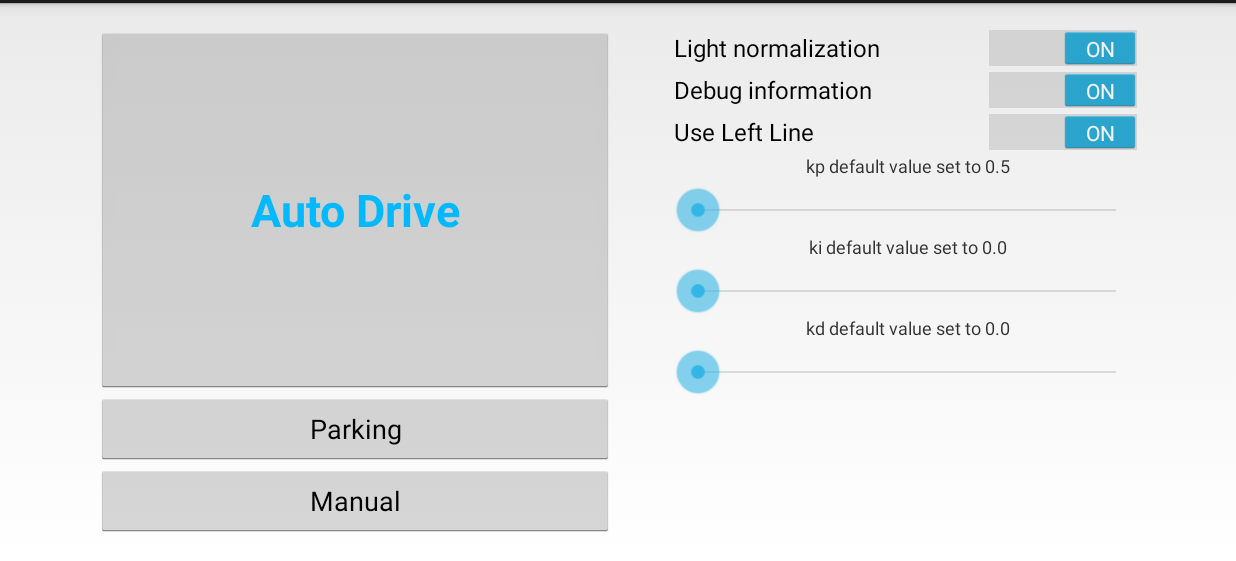
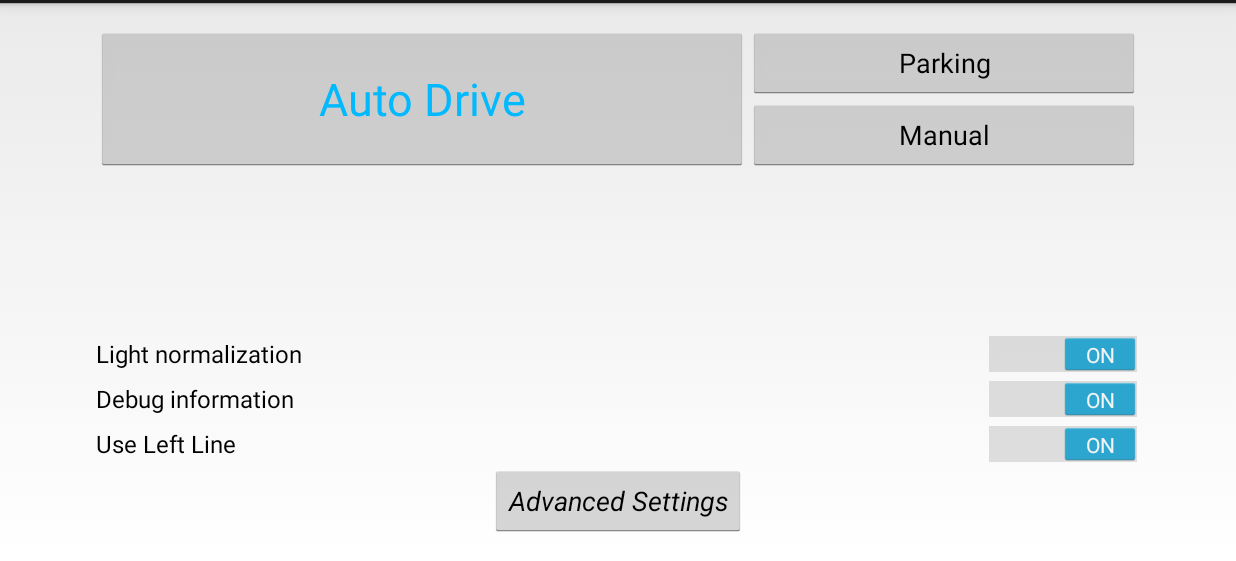
Before and after one commit to Petroula/Android-Car-duino, an Android app: the screen it shows after launch (MainActivity), on a phone screen of 824 x 412 dp (held sideways), the part 57-618 px from its top. Run offline under Robolectric (Android 15) with nearby library versions, the light colour scheme and no system bars.

Commit message:
changes on the interface, added new page with settings

```diff
--- a/app/src/main/AndroidManifest.xml
+++ b/app/src/main/AndroidManifest.xml
@@ -30,6 +30,7 @@
         </activity>
 
         <activity android:screenOrientation="landscape" android:name="pegasus.bluetootharduino.CameraActivity"></activity>
+        <activity android:screenOrientation="landscape" android:name="pegasus.bluetootharduino.AdvSettingsActivity"></activity>
     </application>
 
 </manifest>
--- a/app/src/main/java/pegasus/bluetootharduino/MainActivity.java
+++ b/app/src/main/java/pegasus/bluetootharduino/MainActivity.java
@@ -11,10 +11,7 @@ import android.widget.SeekBar;
 import android.widget.Switch;
 import android.widget.TextView;
 
-public class MainActivity extends Activity implements OnClickListener, CompoundButton.OnCheckedChangeListener, SeekBar.OnSeekBarChangeListener {
-
-
-    SeekBar kp, ki, kd;
+public class MainActivity extends Activity implements OnClickListener, CompoundButton.OnCheckedChangeListener {
 
     @Override
     protected void onCreate(Bundle savedInstanceState) {
@@ -25,6 +22,7 @@ public class MainActivity extends Activity implements OnClickListener, CompoundB
         ((Button)findViewById(R.id.auto)).setOnClickListener(this);
         ((Button)findViewById(R.id.parking)).setOnClickListener(this);
         ((Button)findViewById(R.id.manual)).setOnClickListener(this);
+        ((Button)findViewById(R.id.advanced)).setOnClickListener(this);
 
         //DISPLAY DEBUG INFORMATION SWITCH
         ((Switch)findViewById(R.id.DisplayDebugSwitch)).setOnCheckedChangeListener(this);
@@ -33,24 +31,6 @@ public class MainActivity extends Activity implements OnClickListener, CompoundB
         //USE LEFT LINE SWITCH
         ((Switch)findViewById(R.id.LeftLineSwitch)).setOnCheckedChangeListener(this);
 
-        //PID SEEK BARS
-        kp = (SeekBar)findViewById(R.id.kp);
-        kp.setMax(50);
-        kp.setOnSeekBarChangeListener(this);
-
-        ki = (SeekBar)findViewById(R.id.ki);
-        ki.setMax(50);
-        ki.setOnSeekBarChangeListener(this);
-
-        kd = (SeekBar)findViewById(R.id.kd);
-        kd.setMax(50);
-        kd.setOnSeekBarChangeListener(this);
-
-
-        //PID DESCRIPTIONS
-        ((TextView)findViewById(R.id.progress1)).setText("kp default value set to 0.5");
-        ((TextView)findViewById(R.id.progress2)).setText("ki default value set to 0.0");
-        ((TextView)findViewById(R.id.progress3)).setText("kd default value set to 0.0");
 
     }
 
@@ -62,10 +42,16 @@ public class MainActivity extends Activity implements OnClickListener, CompoundB
             case R.id.manual:
                 break;
             case R.id.parking:
+                break;
             case R.id.auto:
                 Intent changeToCamera= new Intent(getApplicationContext(),
                 CameraActivity.class);
                 startActivity(changeToCamera);
+            case R.id.advanced:
+                Intent changeToSettings= new Intent(getApplicationContext(),
+                AdvSettingsActivity.class);
+                startActivity(changeToSettings);
+
         }
     }
 
@@ -85,38 +71,5 @@ public class MainActivity extends Activity implements OnClickListener, CompoundB
         }
     }
 
-    /* SEEK BAR */
-    @Override
-    public void onProgressChanged(SeekBar seekBar, int progress, boolean fromUser) {
-        Autodrive.setSettingSmoothening(progress);
-        switch (seekBar.getId()) {
-            case R.id.kp:
-                if(fromUser) {
-                    float progressValue = (float) (progress / 10.0);
-                    ((TextView)findViewById(R.id.progress1)).setText("kp value set to " + progressValue);
-                    Autodrive.setPIDkp(progressValue);
-                }
-                break;
-            case R.id.ki:
-                if(fromUser) {
-                    float progressValue = (float) (progress / 10.0);
-                    ((TextView)findViewById(R.id.progress2)).setText("ki value set to " + progressValue);
-                    Autodrive.setPIDki(progressValue);
-                }
-                break;
-            case R.id.kd:
-                if(fromUser) {
-                    float progressValue = (float) (progress / 10.0);
-                    ((TextView)findViewById(R.id.progress3)).setText("kd value set to " + progressValue);
-                    Autodrive.setPIDkd(progressValue);
-                }
-                break;
-        }
-    }
 
-    @Override
-    public void onStartTrackingTouch(SeekBar seekBar) {}
-
-    @Override
-    public void onStopTrackingTouch(SeekBar seekBar) {}
 }
--- a/app/src/main/res/layout/main_activity.xml
+++ b/app/src/main/res/layout/main_activity.xml
@@ -1,4 +1,4 @@
-<LinearLayout xmlns:android="http://schemas.android.com/apk/res/android"
+<RelativeLayout xmlns:android="http://schemas.android.com/apk/res/android"
     xmlns:tools="http://schemas.android.com/tools"
     android:layout_width="match_parent"
     android:layout_height="match_parent"
@@ -8,59 +8,63 @@
     android:paddingTop="@dimen/activity_vertical_margin"
     tools:context="pegasus.bluetootharduino.MainActivity" >
 
-        <LinearLayout
-            android:orientation="vertical"
-            android:layout_width="wrap_content"
-            android:layout_height="match_parent"
-            android:weightSum="1"
-            android:layout_weight="1"
-            android:paddingRight="20dp">
-
             <Button
                 android:id="@+id/auto"
-                android:layout_width="match_parent"
-                android:layout_height="fill_parent"
+                android:layout_width="wrap_content"
+                android:layout_height="wrap_content"
                 android:text="Auto Drive"
-                android:textSize="30dp"
-                android:layout_weight="1"
                 android:textColor="#ff00b9ff"
+                android:textSize="30sp"
                 android:enabled="true"
-                android:textStyle="bold"
                 android:clickable="true"
-                style="@style/AppTheme" />
+                android:layout_alignTop="@+id/parking"
+                android:layout_alignParentLeft="true"
+                android:layout_alignParentStart="true"
+                android:layout_alignBottom="@+id/manual"
+                android:layout_toLeftOf="@+id/parking"
+                android:layout_toStartOf="@+id/parking" />
 
             <Button
                 android:id="@+id/parking"
-                android:layout_width="fill_parent"
+                android:layout_width="261dp"
                 android:layout_height="wrap_content"
                 android:text="Parking"
-                android:layout_weight="1"
-                android:elevation="0dp"
-                android:elegantTextHeight="false" />
-
-            <Button
-                android:id="@+id/manual"
-                android:layout_width="fill_parent"
-                android:layout_height="wrap_content"
-                android:text="Manual"
-                android:layout_weight="1" />
-
-        </LinearLayout>
-
-        <LinearLayout
-            android:orientation="vertical"
-            android:layout_width="wrap_content"
-            android:layout_height="match_parent"
-            android:weightSum="1"
-            android:paddingLeft="20dp"
-            android:layout_weight="0.3">
+                android:layout_alignParentTop="true"
+                android:layout_alignRight="@+id/LightNormalizationSwitch"
+                android:layout_alignEnd="@+id/LightNormalizationSwitch" />
 
             <Switch
                 android:layout_width="match_parent"
                 android:layout_height="wrap_content"
                 android:text="Light normalization"
                 android:id="@+id/LightNormalizationSwitch"
-                android:checked="true" />
+                android:checked="true"
+                android:layout_above="@+id/DisplayDebugSwitch"
+                android:layout_alignParentRight="true"
+                android:layout_alignParentEnd="true"
+                android:layout_marginBottom="2dp" />
+
+            <Button
+                android:id="@+id/manual"
+                android:layout_width="wrap_content"
+                android:layout_height="wrap_content"
+                android:text="Manual"
+                android:layout_gravity="center_vertical"
+                android:layout_below="@+id/parking"
+                android:layout_alignRight="@+id/parking"
+                android:layout_alignEnd="@+id/parking"
+                android:layout_alignLeft="@+id/parking"
+                android:layout_alignStart="@+id/parking" />
+
+            <Button
+                android:id="@+id/advanced"
+                android:layout_width="wrap_content"
+                android:layout_height="wrap_content"
+                android:text="Advanced Settings"
+                android:textStyle="italic"
+                android:layout_gravity="center_vertical"
+                android:layout_alignParentBottom="true"
+                android:layout_centerHorizontal="true" />
 
             <Switch
                 android:layout_width="match_parent"
@@ -68,57 +72,17 @@
                 android:text="Debug information"
                 android:id="@+id/DisplayDebugSwitch"
                 android:checked="true"
-                android:layout_below="@+id/LightNormalizationSwitch"/>
+                android:layout_above="@+id/LeftLineSwitch"
+                android:layout_alignParentRight="true"
+                android:layout_alignParentEnd="true"
+                android:layout_marginBottom="2dp" />
 
             <Switch
                 android:layout_width="match_parent"
                 android:layout_height="wrap_content"
                 android:text="Use Left Line"
                 android:id="@+id/LeftLineSwitch"
-                android:checked="true" />
-
-            <TextView
-                android:layout_width="match_parent"
-                android:layout_height="wrap_content"
-                android:id="@+id/progress1"
-                android:textSize="12sp"
-                android:text="kp default value set to 0.5"
-                android:gravity="center" />
-
-            <SeekBar
-                android:layout_width="match_parent"
-                android:layout_height="wrap_content"
-                android:id="@+id/kp"
-                android:indeterminate="false"
-                android:paddingTop="5dp" />
-
-            <TextView
-                android:layout_width="match_parent"
-                android:layout_height="wrap_content"
-                android:id="@+id/progress2"
-                android:textSize="12sp"
-                android:gravity="center" />
-
-            <SeekBar
-                android:layout_width="match_parent"
-                android:layout_height="wrap_content"
-                android:id="@+id/ki"
-                android:indeterminate="false"
-                android:paddingTop="5dp" />
-
-            <TextView
-                android:layout_width="match_parent"
-                android:layout_height="wrap_content"
-                android:id="@+id/progress3"
-                android:textSize="12sp"
-                android:gravity="center" />
-
-            <SeekBar
-                android:layout_width="match_parent"
-                android:layout_height="wrap_content"
-                android:id="@+id/kd"
-                android:indeterminate="false"
-                android:paddingTop="5dp" />
-
-        </LinearLayout>
-    </LinearLayout>
+                android:checked="true"
+                android:layout_above="@+id/advanced"
+                android:layout_centerHorizontal="true" />
+</RelativeLayout>
```
Also changed, not shown: app/src/main/java/pegasus/bluetootharduino/AdvSettingsActivity.java (added, +133 -0 lines), app/src/main/java/pegasus/bluetootharduino/CameraActivity.java (+2 -6 lines), app/src/main/res/layout/advanced_settings.xml (added, +200 -0 lines).
